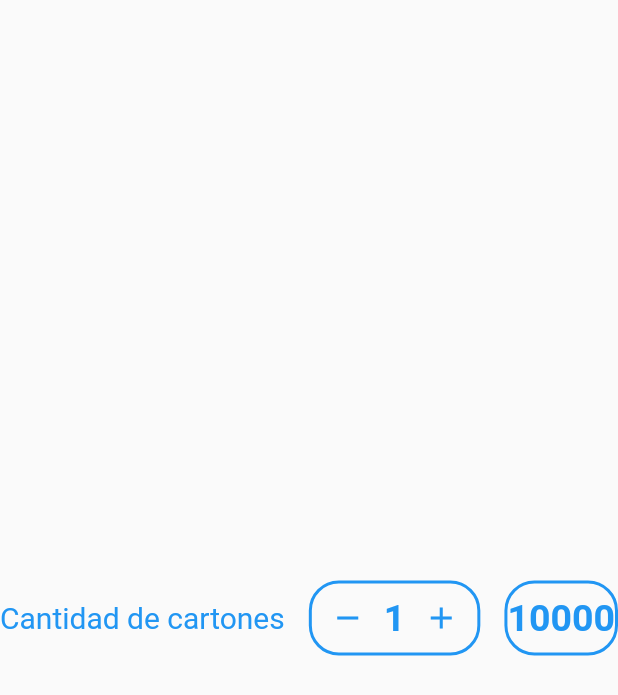
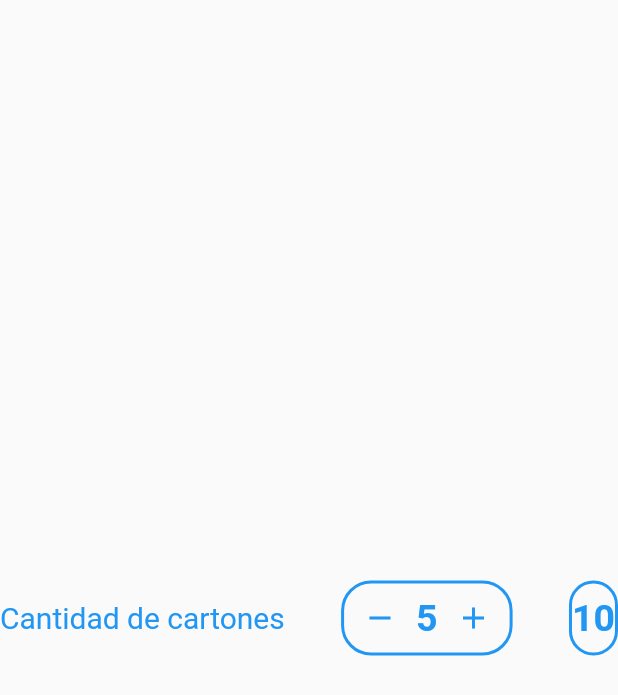
Before and after one commit to leopazgerez/DesafioGrupo3, a Flutter app: the screen it shows after launch, on a phone screen of 412 x 824 dp. Shown: the top 695 px of the screen. Run offline on Flutter 3.47's test engine with Material 2 defaults, Android fonts, the phone set to English and light mode, and no system bars.

Commit message:
increment and decrement function added

```diff
--- a/lib/main.dart
+++ b/lib/main.dart
@@ -26,7 +26,7 @@ class MyApp extends StatelessWidget {
         primarySwatch: Colors.blue,
       ),
       home: Scaffold(
-        body:  Center(child: PriceCounter(valueMax: 10, priceUnit: 10000, description: 'Cantidad de cartones',))
+        body:  Center(child: PriceCounter(valueMax: 10, priceUnit: 2, description: 'Cantidad de cartones',valueMin: 5,))
       ),
     );
   }
--- a/lib/ui/pagecomponent/price_counter.dart
+++ b/lib/ui/pagecomponent/price_counter.dart
@@ -3,7 +3,7 @@ import 'package:flutter/material.dart';
 class PriceCounter extends StatefulWidget {
   String? description;
   int valueMax;
-  int? valueMin;
+  int valueMin;
   int priceUnit;
   late Color color;
   PriceCounter({
@@ -19,6 +19,29 @@ class PriceCounter extends StatefulWidget {
 }
 
 class _PriceCounterState extends State<PriceCounter> {
+  late int _amount;
+  late int _total;
+
+@override
+  void initState() {
+    // TODO: implement initState
+    super.initState();
+    _amount = widget.valueMin;
+    _total = widget.priceUnit * widget.valueMin;
+  }
+
+void increment(){
+  setState(() {
+    _amount = widget.valueMin++;
+   _total = widget.priceUnit * widget.valueMin;
+  });
+}
+void decrement(){
+  setState(() {
+    _amount = widget.valueMin--;
+    _total = (widget.priceUnit * widget.valueMin) - widget.priceUnit;
+  });
+}
   @override
   Widget build(BuildContext context) {
     return Row(
@@ -48,9 +71,9 @@ class _PriceCounterState extends State<PriceCounter> {
     child: Row(
       mainAxisAlignment: MainAxisAlignment.spaceBetween,
       children: [
-        IconButton(onPressed: null, icon: Icon(Icons.remove,color: widget.color,)),
-        Text('${widget.valueMin}',style: TextStyle(color: widget.color, fontSize: 25, fontWeight: FontWeight.bold),),
-        IconButton(onPressed: null, icon: Icon(Icons.add, color: widget.color,)),
+        IconButton(onPressed: decrement, icon: Icon(Icons.remove,color: widget.color,)),
+        Text('$_amount',style: TextStyle(color: widget.color, fontSize: 25, fontWeight: FontWeight.bold),),
+        IconButton(onPressed: increment, icon: Icon(Icons.add, color: widget.color,)),
       ],
     ),
     );
@@ -65,7 +88,7 @@ class _PriceCounterState extends State<PriceCounter> {
     color: widget.color,
     width: 2)
     ),
-      child: Center(child: Text('${widget.priceUnit}',style: TextStyle(color: widget.color, fontSize: 25, fontWeight: FontWeight.bold),)),
+      child: Center(child: Text('${_total}',style: TextStyle(color: widget.color, fontSize: 25, fontWeight: FontWeight.bold),)),
     );
   }
 }
```
